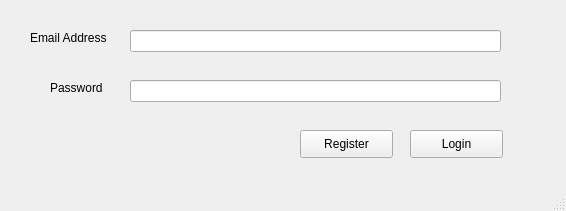
Before: the Qt Designer form ui_files/User_Login.ui in TahaZahid05/Restaurant-Managment-System, drawn with Qt 5.
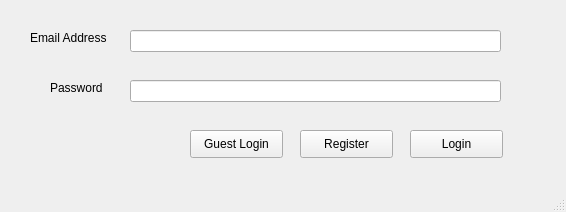
After: the same form once the commit is applied.

What changed in the file:
```diff
--- a/ui_files/User_Login.ui
+++ b/ui_files/User_Login.ui
@@ -7,7 +7,7 @@
     <x>0</x>
     <y>0</y>
     <width>566</width>
-    <height>211</height>
+    <height>212</height>
    </rect>
   </property>
   <property name="windowTitle">
@@ -86,6 +86,19 @@
      <string>Register</string>
     </property>
    </widget>
+   <widget class="QPushButton" name="pushButton">
+    <property name="geometry">
+     <rect>
+      <x>190</x>
+      <y>130</y>
+      <width>93</width>
+      <height>28</height>
+     </rect>
+    </property>
+    <property name="text">
+     <string>Guest Login</string>
+    </property>
+   </widget>
   </widget>
   <widget class="QMenuBar" name="menubar">
    <property name="geometry">
```
